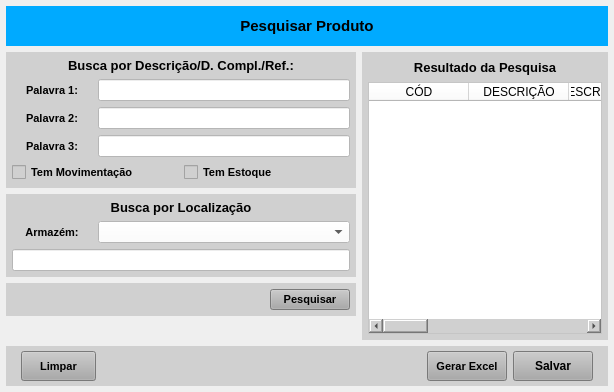
Above: forms/tela_prod_pesquisar.ui from Azevedo84/erp_teste1 before the change. Below: the same form after it.
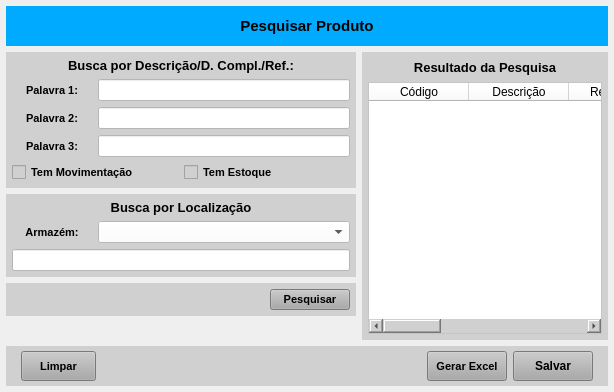
That is the form after the change.

The edit to the form file:
```diff
--- a/forms/tela_prod_pesquisar.ui
+++ b/forms/tela_prod_pesquisar.ui
@@ -930,22 +930,17 @@
             </property>
             <column>
              <property name="text">
-              <string>CÓD</string>
+              <string>Código</string>
              </property>
             </column>
             <column>
              <property name="text">
-              <string>DESCRIÇÃO</string>
+              <string>Descrição</string>
              </property>
             </column>
             <column>
              <property name="text">
-              <string>DESCRIÇÃO COMPL.</string>
-             </property>
-            </column>
-            <column>
-             <property name="text">
-              <string>REFERÊNCIA</string>
+              <string>Referência</string>
              </property>
             </column>
             <column>
@@ -955,22 +950,17 @@
             </column>
             <column>
              <property name="text">
-              <string>SALDO</string>
+              <string>Saldo</string>
              </property>
             </column>
             <column>
              <property name="text">
-              <string>LOCAL</string>
+              <string>Local</string>
              </property>
             </column>
             <column>
              <property name="text">
-              <string>ARMAZEM</string>
-             </property>
-            </column>
-            <column>
-             <property name="text">
-              <string>NCM</string>
+              <string>Armazem</string>
              </property>
             </column>
            </widget>
```
